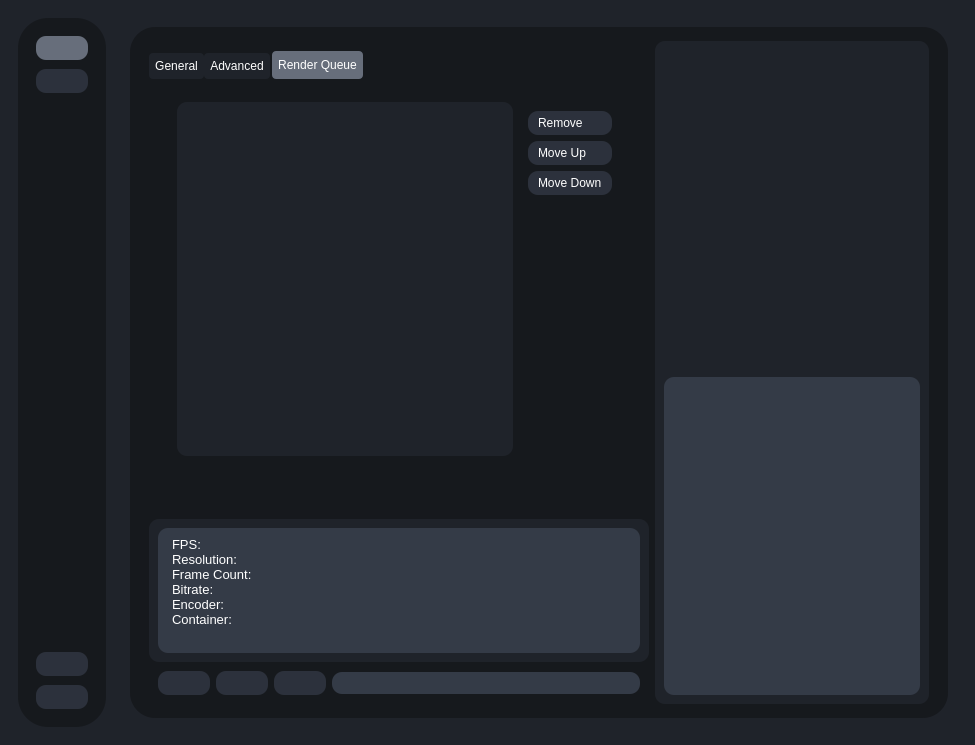
Qt form testRVEInterface.ui (TNTwise/Rife-ESRGAN-App-Linux-QT) before a commit.
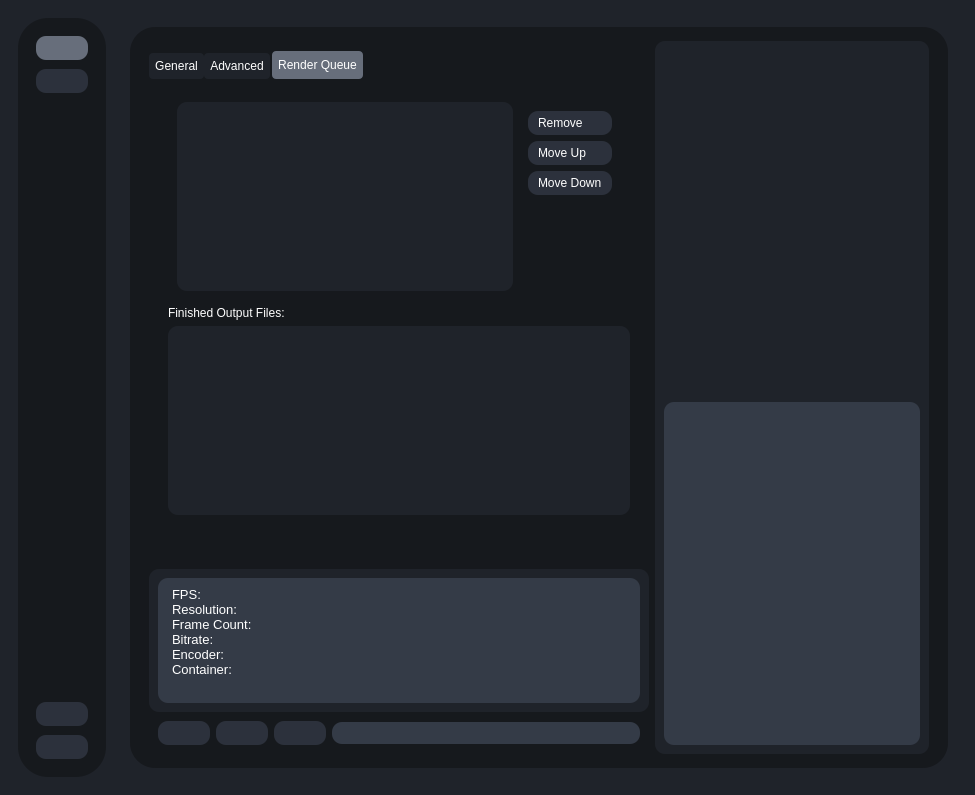
The same form after that commit. The open tabs and pages were chosen to show the change. Icons and pictures are not drawn.

Diff of the .ui file:
```diff
--- a/testRVEInterface.ui
+++ b/testRVEInterface.ui
@@ -6,8 +6,8 @@
    <rect>
     <x>0</x>
     <y>0</y>
-    <width>850</width>
-    <height>707</height>
+    <width>974</width>
+    <height>777</height>
    </rect>
   </property>
   <property name="windowTitle">
@@ -1668,6 +1668,23 @@
                        </layout>
                       </widget>
                      </item>
+                     <item>
+                      <widget class="QLabel" name="label_51">
+                       <property name="text">
+                        <string>Finished Output Files:</string>
+                       </property>
+                      </widget>
+                     </item>
+                     <item>
+                      <widget class="QListWidget" name="listWidget">
+                       <property name="styleSheet">
+                        <string notr="true">QListWidget{
+background-color:#1f232a;
+border-radius:10px;
+}</string>
+                       </property>
+                      </widget>
+                     </item>
                     </layout>
                    </widget>
                   </widget>
```
